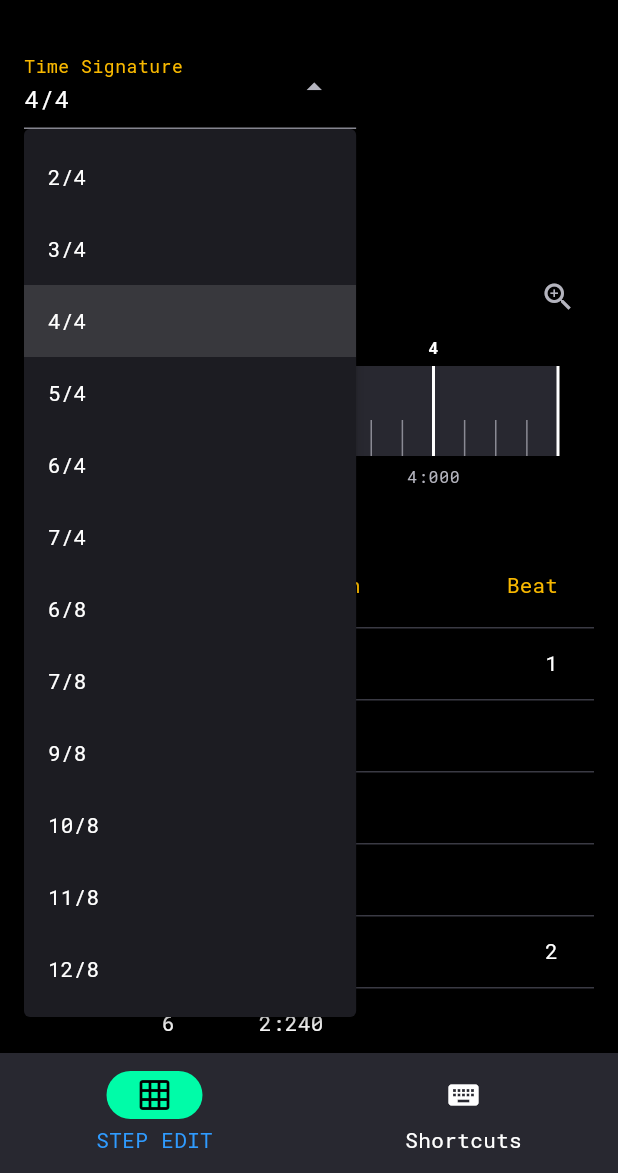
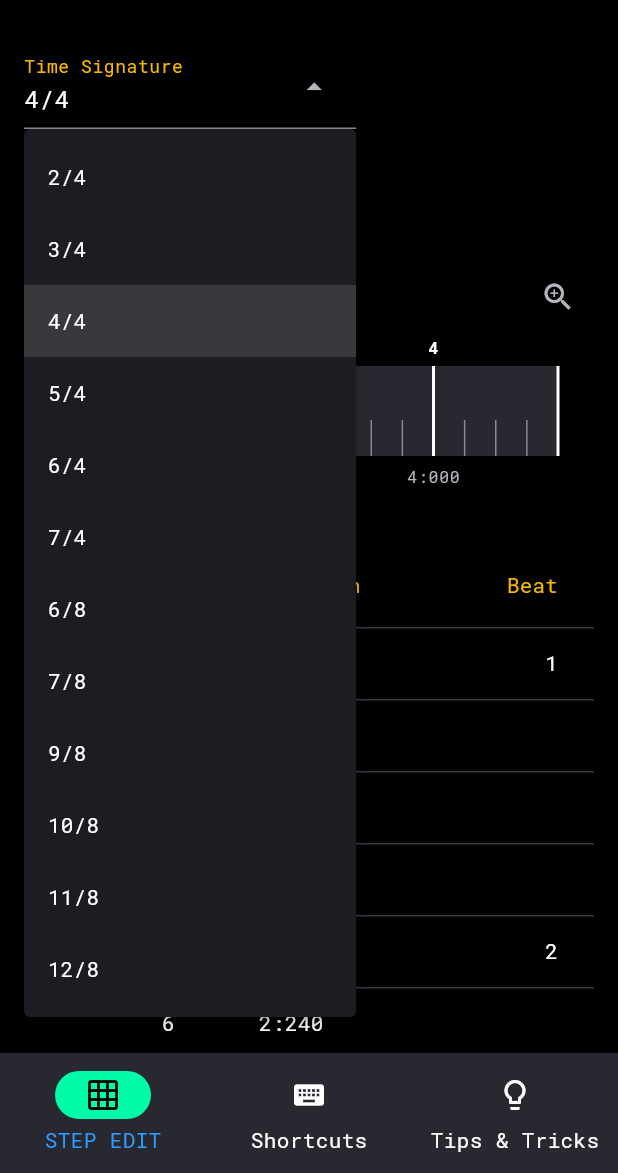
Before and after one commit to tomphp/mpc-sample-helper, a Flutter app: the screen it shows after launch, after a tap on an icon or button, on a phone screen of 412 x 824 dp, the part 63-1236 px from its top. Run offline on Flutter 3.47's test engine with Material 3 defaults, Android fonts, the phone set to English and light mode, and no system bars; our stand-ins replace yaml.

Commit message:
Add the Tips & Tricks Tool with the Resample Tip
Tips are read from a bundled data file. Bracketed Controls in steps and
notes are drawn inline as keycaps, using the same Control references as
the Shortcut data file.

Co-Authored-By: Claude Opus 5.5 <noreply@anthropic.com>

```diff
--- a/lib/app/mpc_sample_helper_app.dart
+++ b/lib/app/mpc_sample_helper_app.dart
@@ -3,6 +3,7 @@ import 'package:flutter/material.dart';
 import 'shortcuts_tool.dart';
 import 'step_edit_tool.dart';
 import 'theme.dart';
+import 'tips_tool.dart';
 
 class MpcSampleHelperApp extends StatelessWidget {
   const MpcSampleHelperApp({super.key});
@@ -29,6 +30,7 @@ class _Tool {
 const _tools = [
   _Tool('STEP EDIT', Icons.grid_on, StepEditTool()),
   _Tool('Shortcuts', Icons.keyboard, ShortcutsTool()),
+  _Tool('Tips & Tricks', Icons.lightbulb_outline, TipsTool()),
 ];
 
 class _ToolShell extends StatefulWidget {
--- /dev/null
+++ b/lib/app/tips_tool.dart
@@ -0,0 +1,125 @@
+import 'package:flutter/material.dart';
+
+import '../model/model.dart';
+import 'keycap.dart';
+import 'theme.dart';
+
+/// Tips in order, read from the bundled Tip data file.
+class TipsTool extends StatefulWidget {
+  const TipsTool({super.key});
+
+  @override
+  State<TipsTool> createState() => _TipsToolState();
+}
+
+class _TipsToolState extends State<TipsTool> {
+  Future<List<Tip>>? _tips;
+
+  @override
+  void didChangeDependencies() {
+    super.didChangeDependencies();
+    _tips ??= DefaultAssetBundle.of(context)
+        .loadString('assets/tips.yaml')
+        .then(parseTips);
+  }
+
+  @override
+  Widget build(BuildContext context) {
+    return FutureBuilder(
+      future: _tips,
+      builder: (context, snapshot) => ListView(
+        padding: const EdgeInsets.all(16),
+        children: [
+          const Text(
+            'Workflows that combine features to do something more advanced.',
+          ),
+          if (snapshot.hasError)
+            Padding(
+              padding: const EdgeInsets.only(top: 16),
+              child: Text(
+                '${snapshot.error}',
+                style: HelperColors.of(context).highlightStyle,
+              ),
+            ),
+          for (final tip in snapshot.data ?? const <Tip>[]) _TipEntry(tip: tip),
+        ],
+      ),
+    );
+  }
+}
+
+class _TipEntry extends StatelessWidget {
+  const _TipEntry({required this.tip});
+
+  final Tip tip;
+
+  @override
+  Widget build(BuildContext context) {
+    final muted = TextStyle(
+      color: Theme.of(context).colorScheme.onSurfaceVariant,
+    );
+    return Container(
+      margin: const EdgeInsets.only(top: 12),
+      padding: const EdgeInsets.all(12),
+      decoration: BoxDecoration(
+        color: Theme.of(context).colorScheme.surfaceContainerHigh,
+        borderRadius: BorderRadius.circular(8),
+      ),
+      child: Column(
+        crossAxisAlignment: CrossAxisAlignment.start,
+        children: [
+          Text(tip.title, style: Theme.of(context).textTheme.titleMedium),
+          const SizedBox(height: 4),
+          Text(tip.outcome, style: muted),
+          for (final (index, step) in tip.steps.indexed)
+            Padding(
+              padding: const EdgeInsets.only(top: 8),
+              child: Row(
+                crossAxisAlignment: CrossAxisAlignment.baseline,
+                textBaseline: TextBaseline.alphabetic,
+                children: [
+                  SizedBox(width: 28, child: Text('${index + 1}.')),
+                  Expanded(child: _LineText(step)),
+                ],
+              ),
+            ),
+          if (tip.note case final note?)
+            Padding(
+              padding: const EdgeInsets.only(top: 12),
+              child: _LineText(note, style: muted),
+            ),
+        ],
+      ),
+    );
+  }
+}
+
+/// A step or note, with its Controls drawn as keycaps among the words.
+class _LineText extends StatelessWidget {
+  const _LineText(this.line, {this.style});
+
+  final TipLine line;
+  final TextStyle? style;
+
+  @override
+  Widget build(BuildContext context) {
+    return Text.rich(
+      TextSpan(
+        children: [
+          for (final segment in line.segments)
+            switch (segment) {
+              PlainText(:final text) => TextSpan(text: text),
+              ControlMention(:final control) => WidgetSpan(
+                alignment: PlaceholderAlignment.middle,
+                child: Padding(
+                  padding: const EdgeInsets.symmetric(vertical: 2),
+                  child: ControlKeycap(control),
+                ),
+              ),
+            },
+        ],
+      ),
+      style: style,
+    );
+  }
+}
--- a/lib/model/model.dart
+++ b/lib/model/model.dart
@@ -1,5 +1,5 @@
 /// The STEP EDIT arithmetic (a Time Signature and a Quantize value become
-/// the Grid Lines and Beats of one Bar) and the Shortcut data.
+/// the Grid Lines and Beats of one Bar), the Shortcut data and the Tip data.
 ///
 /// Pure Dart; no Flutter imports. See CONTEXT.md and ADR 0003.
 library;
@@ -9,4 +9,5 @@ export 'control.dart';
 export 'position.dart';
 export 'quantize.dart';
 export 'shortcut.dart';
+export 'tip.dart';
 export 'time_signature.dart';
--- /dev/null
+++ b/lib/model/tip.dart
@@ -0,0 +1,167 @@
+import 'package:yaml/yaml.dart';
+
+import 'control.dart';
+
+/// Part of a line of Tip text: plain words or a Control.
+sealed class TipSegment {
+  const TipSegment();
+}
+
+class PlainText extends TipSegment {
+  const PlainText(this.text);
+
+  final String text;
+
+  @override
+  bool operator ==(Object other) => other is PlainText && other.text == text;
+
+  @override
+  int get hashCode => text.hashCode;
+
+  @override
+  String toString() => text;
+}
+
+/// A Control named in Tip text, drawn as a keycap.
+class ControlMention extends TipSegment {
+  const ControlMention(this.control);
+
+  final ControlRef control;
+
+  @override
+  bool operator ==(Object other) =>
+      other is ControlMention && other.control == control;
+
+  @override
+  int get hashCode => control.hashCode;
+
+  @override
+  String toString() => '[$control]';
+}
+
+/// A step or note: text with Controls mentioned inline.
+class TipLine {
+  const TipLine(this.segments);
+
+  final List<TipSegment> segments;
+
+  @override
+  bool operator ==(Object other) =>
+      other is TipLine &&
+      other.segments.length == segments.length &&
+      other.segments.indexed.every((entry) => segments[entry.$1] == entry.$2);
+
+  @override
+  int get hashCode => Object.hashAll(segments);
+
+  @override
+  String toString() => segments.join();
+}
+
+/// A workflow that combines features of the device over several steps.
+class Tip {
+  const Tip({
+    required this.title,
+    required this.outcome,
+    required this.steps,
+    this.note,
+  });
+
+  final String title;
+
+  /// What following the Tip achieves.
+  final String outcome;
+
+  final List<TipLine> steps;
+
+  /// A caveat shown after the steps.
+  final TipLine? note;
+}
+
+/// The Tip data file is malformed.
+class TipDataException implements Exception {
+  const TipDataException(this.message);
+
+  final String message;
+
+  @override
+  String toString() => 'TipDataException: $message';
+}
+
+/// Reads the Tip data file: Tips in order.
+List<Tip> parseTips(String yaml) {
+  final document = loadYaml(yaml);
+  final tips = document is YamlMap ? document['tips'] : null;
+  if (tips is! YamlList) {
+    throw const TipDataException('expected a top-level "tips" list');
+  }
+  return [for (final (index, tip) in tips.indexed) _parseTip(index + 1, tip)];
+}
+
+const _tipKeys = {'title', 'outcome', 'steps', 'note'};
+
+Tip _parseTip(int number, Object? tip) {
+  final title = tip is YamlMap ? tip['title'] : null;
+  if (tip is! YamlMap || title is! String || title.trim().isEmpty) {
+    throw TipDataException('Tip $number has no title');
+  }
+  final where = 'Tip $number "$title"';
+  for (final key in tip.keys) {
+    if (!_tipKeys.contains(key)) {
+      throw TipDataException('$where: unknown key "$key"');
+    }
+  }
+  final outcome = tip['outcome'];
+  if (outcome is! String || outcome.trim().isEmpty) {
+    throw TipDataException('$where: missing outcome');
+  }
+  final steps = tip['steps'];
+  if (steps is! YamlList || steps.isEmpty) {
+    throw TipDataException('$where: no steps');
+  }
+  final note = tip['note'];
+  return Tip(
+    title: title,
+    outcome: outcome,
+    steps: [
+      for (final (index, step) in steps.indexed)
+        _parseLine('$where, step ${index + 1}', step),
+    ],
+    note: note == null ? null : _parseLine('$where, note', note),
+  );
+}
+
+final _mentionPattern = RegExp(r'\[([^\[\]]*)\]');
+
+/// Splits text into plain words and bracketed Controls, e.g. "[K2]".
+TipLine _parseLine(String where, Object? text) {
+  if (text is! String) throw TipDataException('$where: must be text');
+  final segments = <TipSegment>[];
+  void addPlain(String plain) {
+    if (plain.isEmpty) return;
+    if (plain.contains('[') || plain.contains(']')) {
+      throw TipDataException('$where: unmatched bracket');
+    }
+    segments.add(PlainText(plain));
+  }
+
+  var plainStart = 0;
+  for (final mention in _mentionPattern.allMatches(text)) {
+    addPlain(text.substring(plainStart, mention.start));
+    segments.add(ControlMention(_parseMention(where, mention.group(1)!)));
+    plainStart = mention.end;
+  }
+  addPlain(text.substring(plainStart));
+  return TipLine(segments);
+}
+
+ControlRef _parseMention(String where, String reference) {
+  if (reference.trim().isEmpty) {
+    throw TipDataException('$where: empty Control marker');
+  }
+  try {
+    return ControlRef.parse(reference.trim());
+  } on UnknownControlException catch (error) {
+    throw TipDataException('$where: unknown Control "${error.reference}"');
+  }
+}
--- a/pubspec.yaml
+++ b/pubspec.yaml
@@ -22,6 +22,7 @@ flutter:
   assets:
     - assets/fonts/OFL.txt
     - assets/shortcuts.yaml
+    - assets/tips.yaml
 
   fonts:
     - family: RobotoMono
```
Also changed, not shown: assets/tips.yaml (added, +22 -0 lines), 5 other files.
